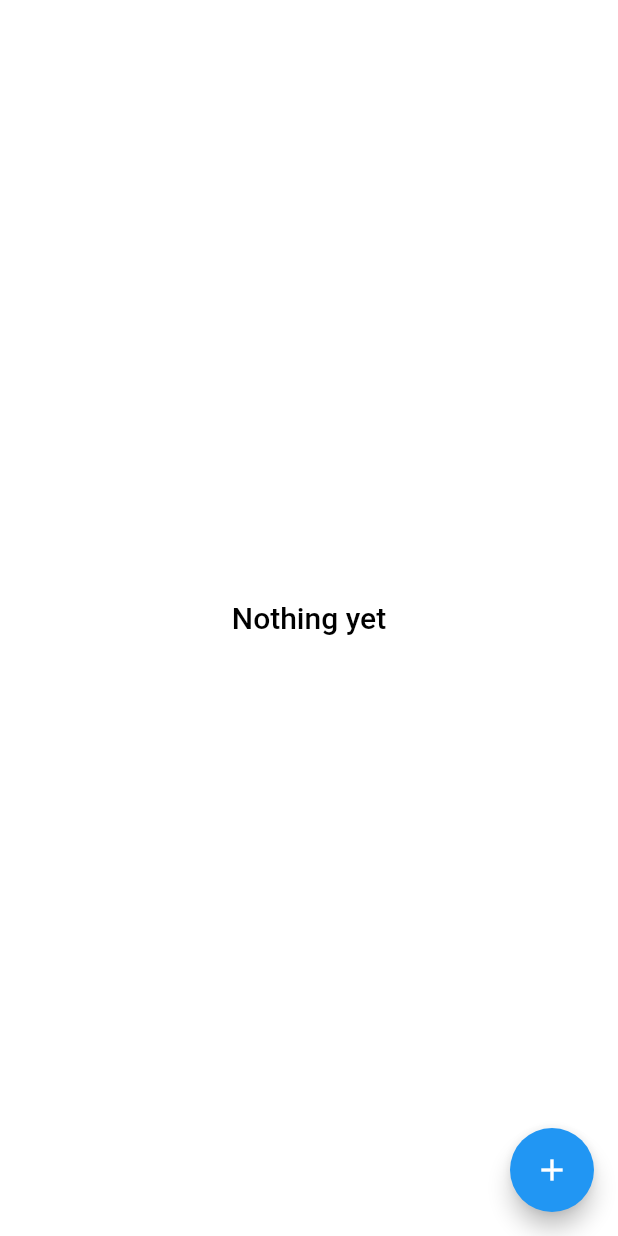
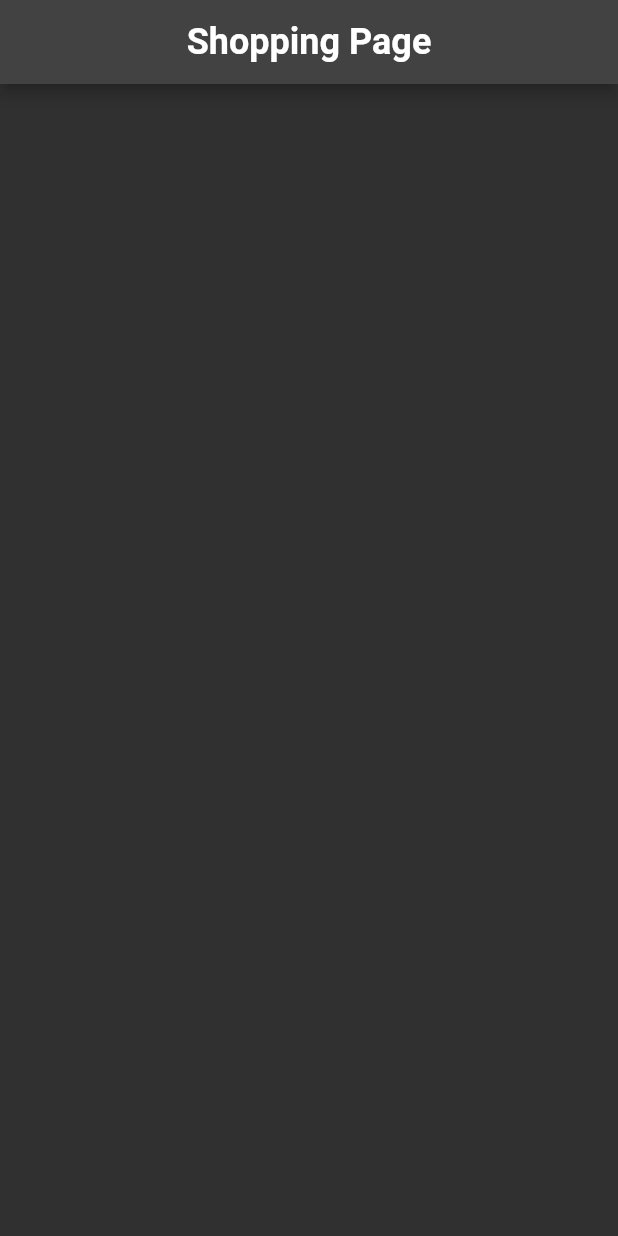
Before and after one commit to dimeprog/getx-starter, a Flutter app: the screen it shows after launch, on a phone screen of 412 x 824 dp. Run offline on Flutter 3.47's test engine with Material 2 defaults, Android fonts, the phone set to English and light mode, and no system bars; our stand-ins replace cloud_firestore, firebase_core, get, image_picker, motion_tab_bar_v2, shared_preferences and 1 more; missing offline and left inert: filter_list; accounts and stored records are empty.

Commit message:
started shopping cart system

```diff
--- a/getx_flutter/lib/main.dart
+++ b/getx_flutter/lib/main.dart
@@ -1,3 +1,4 @@
+import 'package:firebase_core/firebase_core.dart';
 import 'package:flutter/material.dart';
 import 'package:get/get.dart';
 import 'package:getx_flutter/FilterList%20App/filter_app_home.dart';
@@ -12,11 +13,14 @@ import 'package:getx_flutter/GetxServices/servicePage.dart';
 import 'package:getx_flutter/GexBindings/initial_bindings.dart';
 import 'package:getx_flutter/dependency%20injection/injection.dart';
 import 'package:getx_flutter/shimmer%20effect/shimmer_effect_screen.dart';
+import 'package:getx_flutter/shopping%20cart/shopping_page.dart';
 import 'package:getx_flutter/show%20snackbar%20dialogbox,%20bottomsheet/show_snackBar.dart';
 
 import 'GetxServices/init_function.dart';
 
-void main() {
+void main() async {
+  WidgetsFlutterBinding.ensureInitialized();
+  Firebase.initializeApp();
   runApp(const MyApp());
 }
 
@@ -28,11 +32,9 @@ class MyApp extends StatelessWidget {
   Widget build(BuildContext context) {
     return GetMaterialApp(
       title: 'GetX_Starter',
-      theme: ThemeData(
-        primarySwatch: Colors.blue,
-      ),
+      theme: ThemeData.dark(),
       initialBinding: InitialBinging(),
-      home: FilterListApp(),
+      home: const ShoppingPage(),
       getPages: [
         GetPage(name: '/homePage', page: () => HomePage()),
         GetPage(name: '/showsnack', page: () => ShowSnackBar()),
--- /dev/null
+++ b/getx_flutter/lib/shopping cart/catelog.dart
@@ -0,0 +1,21 @@
+import 'package:flutter/cupertino.dart';
+import 'package:flutter/src/foundation/key.dart';
+import 'package:flutter/src/widgets/framework.dart';
+
+class Catelog extends StatelessWidget {
+  const Catelog({Key? key}) : super(key: key);
+
+  @override
+  Widget build(BuildContext context) {
+    return Container();
+  }
+}
+
+class CatelogSampleCard extends StatelessWidget {
+  const CatelogSampleCard({Key? key}) : super(key: key);
+
+  @override
+  Widget build(BuildContext context) {
+    return Container();
+  }
+}
--- /dev/null
+++ b/getx_flutter/lib/shopping cart/shopping_page.dart
@@ -0,0 +1,23 @@
+import 'package:flutter/material.dart';
+import 'package:flutter/src/foundation/key.dart';
+import 'package:flutter/src/widgets/framework.dart';
+import 'package:getx_flutter/shopping%20cart/catelog.dart';
+
+class ShoppingPage extends StatelessWidget {
+  const ShoppingPage({Key? key}) : super(key: key);
+
+  @override
+  Widget build(BuildContext context) {
+    return Scaffold(
+      appBar: AppBar(
+        title: const Text(
+          'Shopping Page',
+          style: TextStyle(
+              color: Colors.white, fontSize: 24, fontWeight: FontWeight.bold),
+        ),
+        centerTitle: true,
+      ),
+      body: const Catelog(),
+    );
+  }
+}
--- a/getx_flutter/pubspec.yaml
+++ b/getx_flutter/pubspec.yaml
@@ -27,8 +27,10 @@ environment:
 # the latest version available on pub.dev. To see which dependencies have newer
 # versions available, run `flutter pub outdated`.
 dependencies:
+  cloud_firestore: ^3.4.0
   cupertino_icons: ^1.0.2
   filter_list: ^1.0.0
+  firebase_core: ^1.20.0
   flutter:
     sdk: flutter
   get: ^4.6.5
```
Also changed, not shown: getx_flutter/lib/shopping cart/controllers/product_contoller.dart (added, +14 -0 lines), getx_flutter/lib/shopping cart/firebase.dart (added, +7 -0 lines), getx_flutter/lib/shopping cart/models/product_model.dart (added, +21 -0 lines), getx_flutter/pubspec.lock, 4 other files.
